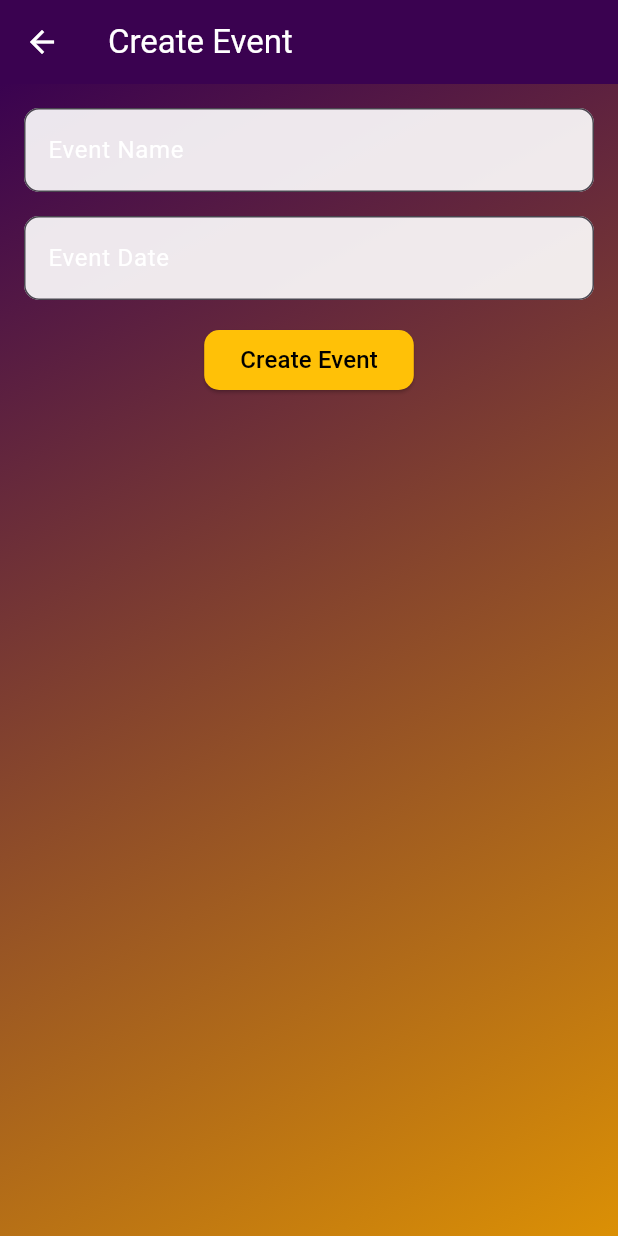
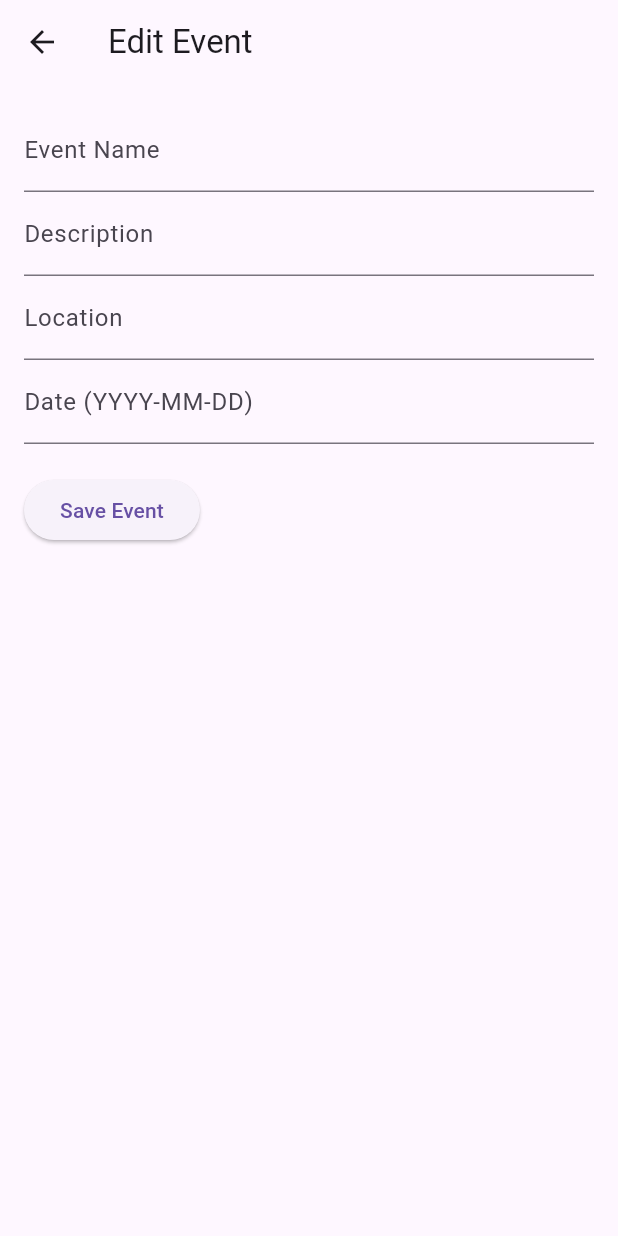
Before and after one commit to MohamedMaghrabyyy/Hedieaty, a Flutter app: the EditEventPage screen opened by its route, on a phone screen of 412 x 824 dp. Run offline on Flutter 3.47's test engine with Material 3 defaults, Android fonts, the phone set to English and light mode, and no system bars; our stand-ins replace cloud_firestore, firebase_auth, firebase_core, flutter_spinkit; accounts and stored records are empty.

```diff
--- a/hedieaty/lib/main.dart
+++ b/hedieaty/lib/main.dart
@@ -11,11 +11,12 @@ import 'package:hedieaty/views/create_event.dart';
 import 'package:hedieaty/views/edit_event.dart';
 import 'package:firebase_core/firebase_core.dart';
 import 'package:hedieaty/services/firebase_options.dart';
+import 'package:hedieaty/models/event_model.dart';
 
 void main() async {
   WidgetsFlutterBinding.ensureInitialized();
   // Initialize Firebase
-  await Firebase.initializeApp(options: DefaultFirebaseOptions.currentPlatform,);
+  await Firebase.initializeApp(options: DefaultFirebaseOptions.currentPlatform);
   runApp(const MyApp());
 }
 
@@ -38,7 +39,7 @@ class MyApp extends StatelessWidget {
         '/createEvent': (context) => const CreateEventPage(),
         '/editEvent': (context) => (ModalRoute.of(context)?.settings.arguments != null)
             ? EditEventPage(
-          existingEvent: ModalRoute.of(context)!.settings.arguments as Map<String, String>,
+          existingEvent: ModalRoute.of(context)!.settings.arguments as EventModel,
         )
             : const EditEventPage(),
       },
--- a/hedieaty/lib/models/event_model.dart
+++ b/hedieaty/lib/models/event_model.dart
@@ -1,40 +1,40 @@
 class EventModel {
-  final String id; // Unique event ID
-  final String name; // Event name
-  final DateTime date; // Event date
-  final String location; // Event location
-  final String description; // Event description
-  final String userId; // ID of the user who created the event
+  final String id;
+  final String name;
+  final String description;
+  final String location;
+  final DateTime date;
+  final String userId;
 
   EventModel({
-    required this.id, // Make ID required
+    required this.id,
     required this.name,
+    required this.description,
+    required this.location,
     required this.date,
-    required this.location,
-    required this.description,
     required this.userId,
   });
 
-  // Convert EventModel to a Map to store in Firestore
+  // Factory constructor to create an EventModel from a map (useful for Firebase data)
+  factory EventModel.fromMap(Map<String, dynamic> map, String id) {
+    return EventModel(
+      id: id,
+      name: map['name'],
+      description: map['description'],
+      location: map['location'],
+      date: DateTime.parse(map['date']),
+      userId: map['userId'],
+    );
+  }
+
+  // Method to convert the model to a map (useful for saving to Firebase)
   Map<String, dynamic> toMap() {
     return {
       'name': name,
-      'date': date.toIso8601String(), // Store date as ISO string
+      'description': description,
       'location': location,
-      'description': description,
+      'date': date.toIso8601String(),
       'userId': userId,
     };
   }
-
-  // Convert Firestore document to EventModel
-  factory EventModel.fromMap(Map<String, dynamic> map, String documentId) {
-    return EventModel(
-      id: documentId, // Use the Firestore document ID as the event ID
-      name: map['name'] ?? '',
-      date: DateTime.parse(map['date'] ?? DateTime.now().toIso8601String()),
-      location: map['location'] ?? '',
-      description: map['description'] ?? '',
-      userId: map['userId'] ?? '',
-    );
-  }
 }
--- a/hedieaty/lib/views/edit_event.dart
+++ b/hedieaty/lib/views/edit_event.dart
@@ -1,7 +1,9 @@
 import 'package:flutter/material.dart';
+import 'package:hedieaty/models/event_model.dart';
+import 'package:hedieaty/services/firestore_service.dart';
 
 class EditEventPage extends StatefulWidget {
-  final Map<String, String>? existingEvent; // Pass existing event data for editing
+  final EventModel? existingEvent;
 
   const EditEventPage({super.key, this.existingEvent});
 
@@ -11,114 +13,69 @@ class EditEventPage extends StatefulWidget {
 
 class _EditEventPageState extends State<EditEventPage> {
   final TextEditingController _nameController = TextEditingController();
+  final TextEditingController _descriptionController = TextEditingController();
+  final TextEditingController _locationController = TextEditingController();
   final TextEditingController _dateController = TextEditingController();
+  final FirestoreService _firestoreService = FirestoreService();
 
   @override
   void initState() {
     super.initState();
     if (widget.existingEvent != null) {
-      _nameController.text = widget.existingEvent!['name'] ?? '';
-      _dateController.text = widget.existingEvent!['date'] ?? '';
+      _nameController.text = widget.existingEvent!.name;
+      _descriptionController.text = widget.existingEvent!.description;
+      _locationController.text = widget.existingEvent!.location;
+      _dateController.text = widget.existingEvent!.date.toLocal().toString().split(' ')[0];
     }
   }
 
-  void saveEvent() {
-    final String name = _nameController.text.trim();
-    final String date = _dateController.text.trim();
+  void saveEvent() async {
+    final updatedEvent = EventModel(
+      id: widget.existingEvent?.id ?? DateTime.now().toString(),
+      name: _nameController.text,
+      description: _descriptionController.text,
+      location: _locationController.text,
+      date: DateTime.parse(_dateController.text),
+      userId: 'currentUserId', // You may want to fetch this dynamically
+    );
 
-    if (name.isEmpty || date.isEmpty) {
-      ScaffoldMessenger.of(context).showSnackBar(
-        const SnackBar(content: Text('Please fill in all fields')),
-      );
-      return;
-    }
+    // Call updateEvent with id and the updated EventModel
+    await _firestoreService.updateEvent(updatedEvent.id, updatedEvent);
 
-    final Map<String, String> event = {
-      'name': name,
-      'date': date,
-    };
-
-    Navigator.pop(context, event); // Return the new/edited event to the previous screen
+    Navigator.pop(context, updatedEvent);
   }
 
   @override
   Widget build(BuildContext context) {
     return Scaffold(
       appBar: AppBar(
-        title: Text(
-          widget.existingEvent == null ? 'Create Event' : 'Edit Event',
-          style: const TextStyle(color: Colors.white),
-        ),
-        backgroundColor: const Color.fromARGB(255, 58, 2, 80),
-        iconTheme: const IconThemeData(color: Colors.white),
+        title: const Text('Edit Event'),
       ),
-      body: Container(
-        decoration: const BoxDecoration(
-          gradient: LinearGradient(
-            colors: [
-              Color.fromARGB(255, 58, 2, 80),
-              Color.fromARGB(255, 219, 144, 5),
-            ],
-            begin: Alignment.topLeft,
-            end: Alignment.bottomRight,
-          ),
-        ),
+      body: Padding(
         padding: const EdgeInsets.all(16.0),
         child: Column(
+          crossAxisAlignment: CrossAxisAlignment.start,
           children: [
             TextField(
               controller: _nameController,
-              decoration: InputDecoration(
-                labelText: 'Event Name',
-                labelStyle: const TextStyle(color: Colors.white),
-                filled: true,
-                fillColor: Colors.white.withOpacity(0.9),
-                border: OutlineInputBorder(
-                  borderRadius: BorderRadius.circular(10.0),
-                ),
-              ),
+              decoration: const InputDecoration(labelText: 'Event Name'),
             ),
-            const SizedBox(height: 16.0),
+            TextField(
+              controller: _descriptionController,
+              decoration: const InputDecoration(labelText: 'Description'),
+            ),
+            TextField(
+              controller: _locationController,
+              decoration: const InputDecoration(labelText: 'Location'),
+            ),
             TextField(
               controller: _dateController,
-              decoration: InputDecoration(
-                labelText: 'Event Date',
-                labelStyle: const TextStyle(color: Colors.white),
-                filled: true,
-                fillColor: Colors.white.withOpacity(0.9),
-                border: OutlineInputBorder(
-                  borderRadius: BorderRadius.circular(10.0),
-                ),
-              ),
-              readOnly: true,
-              onTap: () async {
-                DateTime? selectedDate = await showDatePicker(
-                  context: context,
-                  initialDate: DateTime.now(),
-                  firstDate: DateTime(2000),
-                  lastDate: DateTime(2100),
-                );
-
-                if (selectedDate != null) {
-                  _dateController.text =
-                  "${selectedDate.year}-${selectedDate.month.toString().padLeft(2, '0')}-${selectedDate.day.toString().padLeft(2, '0')}";
-                }
-              },
+              decoration: const InputDecoration(labelText: 'Date (YYYY-MM-DD)'),
             ),
-            const SizedBox(height: 16.0),
+            const SizedBox(height: 20),
             ElevatedButton(
               onPressed: saveEvent,
-              style: ElevatedButton.styleFrom(
-                backgroundColor: Colors.amber,
-                foregroundColor: Colors.black,
-                shape: RoundedRectangleBorder(
-                  borderRadius: BorderRadius.circular(10.0),
-                ),
-              ),
-              child: Text(
-                widget.existingEvent == null ? 'Create Event' : 'Save Changes',
-                style: const TextStyle(fontSize: 16.0),
-              ),
+              child: const Text('Save Event'),
             ),
           ],
         ),
```
Also changed, not shown: hedieaty/lib/services/firestore_service.dart (+96 -0 lines), hedieaty/lib/views/create_event.dart (+48 -6 lines), hedieaty/lib/views/event_list.dart (+39 -21 lines), hedieaty/lib/views/sign_up.dart (+94 -19 lines).
